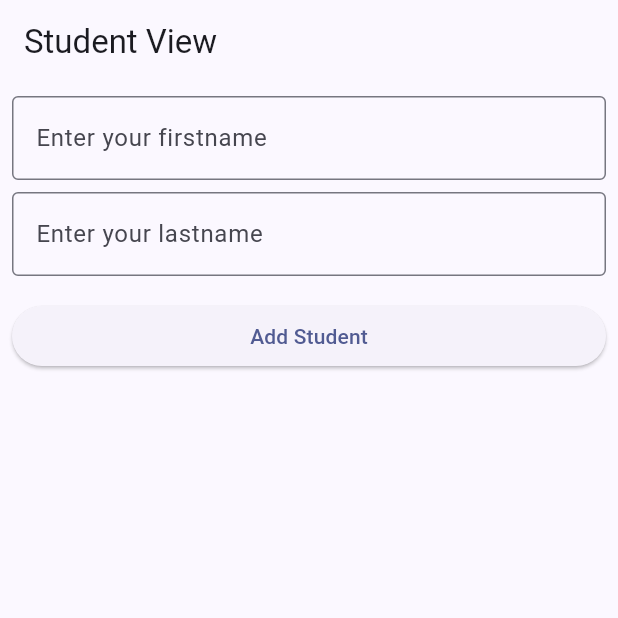
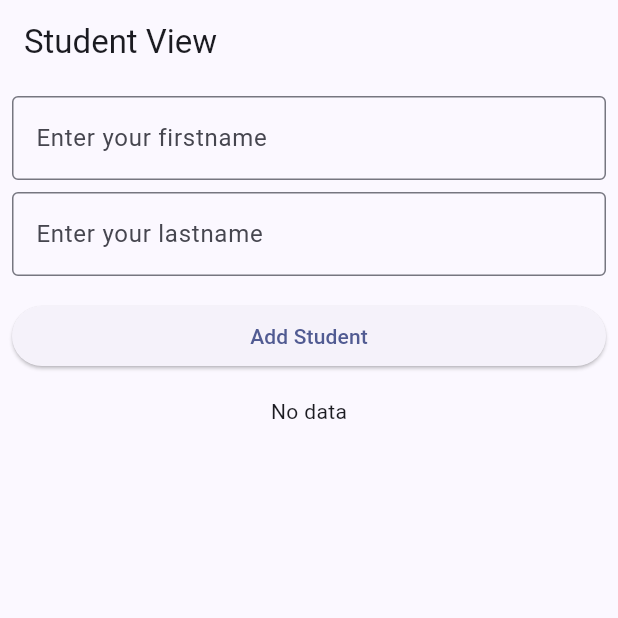
Before and after one commit to emagnu/riverpod_for_class, a Flutter app: the screen it shows after launch, on a phone screen of 412 x 824 dp, the top half of it. Run offline on Flutter 3.47's test engine with Material 3 defaults, Android fonts, the phone set to English and light mode, and no system bars; our stand-ins replace flutter_riverpod.

Commit message:
25.40 - All working

```diff
--- a/lib/state/student_state.dart
+++ b/lib/state/student_state.dart
@@ -1,7 +1,5 @@
 //  //
 //  Import LIBRARIES
-import 'package:flutter/foundation.dart';
-import 'package:flutter_riverpod/flutter_riverpod.dart';
 //  Import FILES
 import '../model/student.dart';
 //  PARTS
--- a/lib/student_view.dart
+++ b/lib/student_view.dart
@@ -11,20 +11,24 @@ import 'model/student_view_notifier.dart';
 
 //
 
-class StudentView extends StatefulWidget {
+//  //
+class StudentView extends ConsumerStatefulWidget {
   const StudentView({super.key});
 
   @override
-  _StudentViewState createState() => _StudentViewState();
+  // _StudentViewState createState() => _StudentViewState();
+  ConsumerState<ConsumerStatefulWidget> createState() => _StudentViewState();
 }
 
-class _StudentViewState extends State<StudentView> {
+class _StudentViewState extends ConsumerState<StudentView> {
   final _gap = const SizedBox(height: 8.0);
   final _fnameController = TextEditingController();
   final _lnameController = TextEditingController();
 
   @override
   Widget build(BuildContext context) {
+    final studentState = ref.watch(studentViewNotifierProvider);
+
     return Scaffold(
       appBar: AppBar(
         title: const Text('Student View'),
@@ -59,10 +63,37 @@ class _StudentViewState extends State<StudentView> {
             SizedBox(
               width: double.infinity,
               child: ElevatedButton(
-                onPressed: () {},
+                onPressed: () {
+                  Student student = Student(
+                    fname: _fnameController.text,
+                    lname: _lnameController.text,
+                  );
+                  ref
+                      .read(studentViewNotifierProvider.notifier)
+                      .addStudent(student);
+                },
                 child: const Text('Add Student'),
               ),
             ),
+            _gap,
+            _gap,
+            studentState.isLoading
+                ? const CircularProgressIndicator()
+                : studentState.lstStudents.isEmpty
+                    ? const Text('No data')
+                    : Expanded(
+                        child: ListView.builder(
+                          itemCount: studentState.lstStudents.length,
+                          itemBuilder: (context, index) {
+                            return ListTile(
+                              title:
+                                  Text(studentState.lstStudents[index].fname),
+                              subtitle:
+                                  Text(studentState.lstStudents[index].lname),
+                            );
+                          },
+                        ),
+                      ),
           ],
         ),
       ),
```
